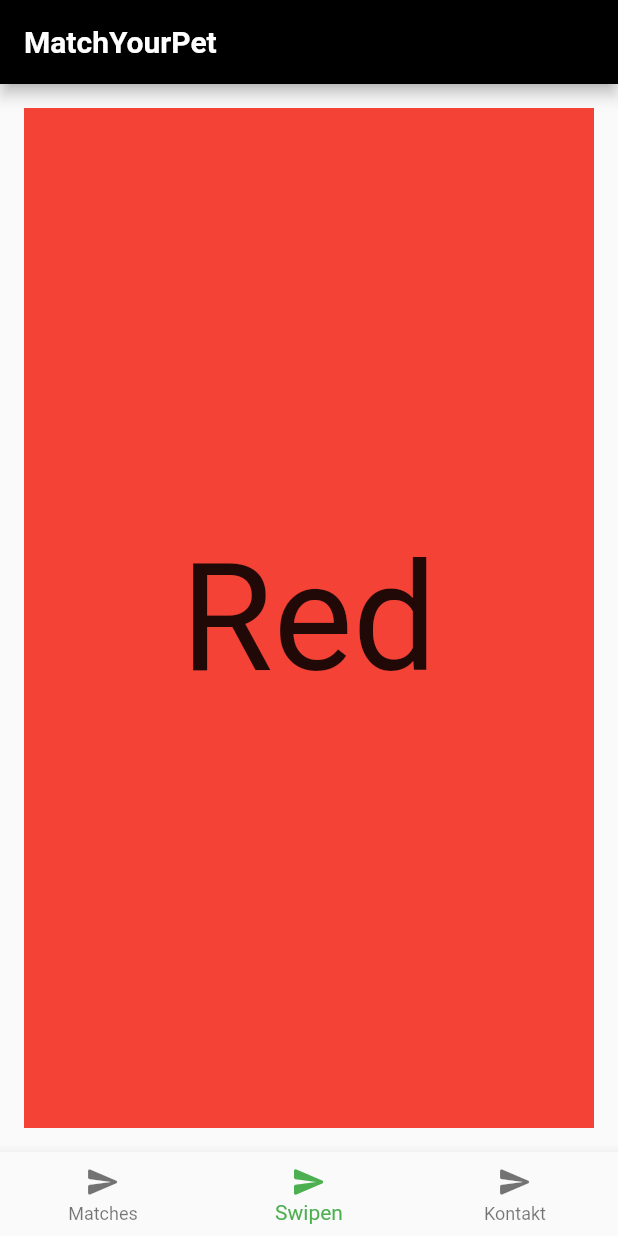
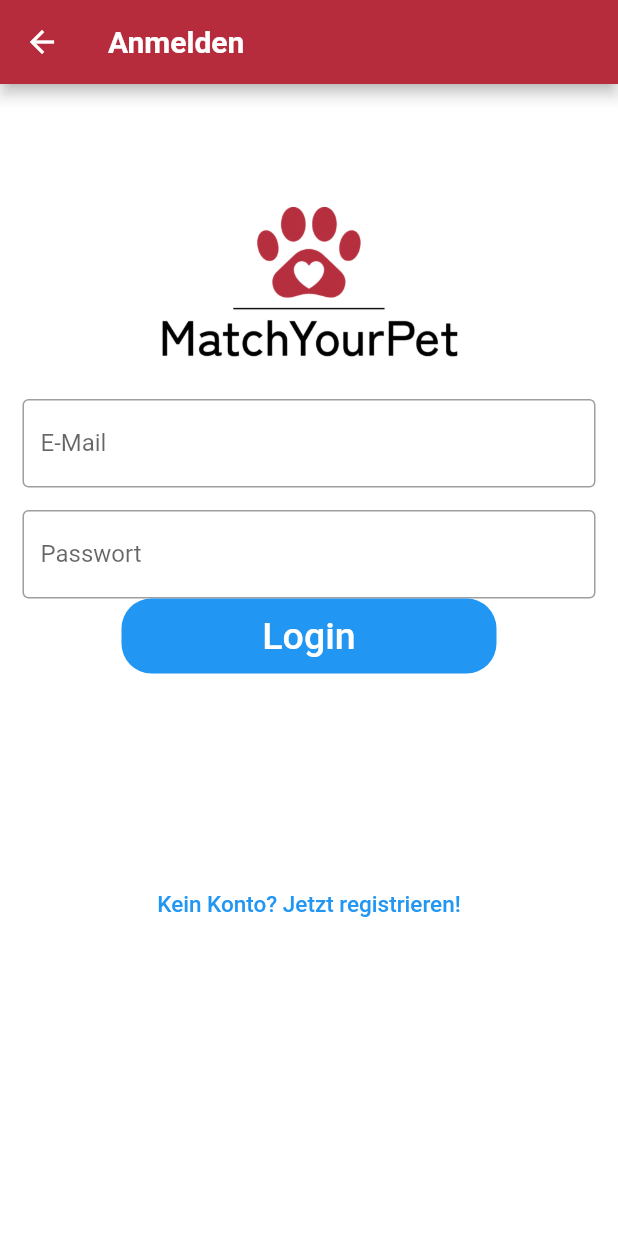
Before and after one commit to MatchYourPet/matchyourpet-mobile-app, a Flutter app: the screen it shows after launch, on a phone screen of 412 x 824 dp. Run offline on Flutter 3.47's test engine with Material 2 defaults, Android fonts, the phone set to English and light mode, and no system bars; drawn by our look-alikes of swipe_cards; our stand-ins replace flutter_secure_storage, google_fonts.

Commit message:
add login functionality

```diff
--- /dev/null
+++ b/lib/api/apiCalls/user_endpoints.dart
@@ -0,0 +1,26 @@
+import 'dart:convert';
+import 'dart:developer';
+
+import 'package:matchyourpet_mobile_app/api/dto/user_login_response_dto.dart';
+import 'package:matchyourpet_mobile_app/api/http_service.dart';
+
+class UserEndpoints {
+
+  HttpService httpService = HttpService();
+
+  Future<UserLoginResponseDto> loginUser(String email, String password) async {
+    log(email);
+    log(password);
+    final response = await httpService.post('/api/user/adopter/login', json.encode(
+        {
+          'email': email,
+          'password': password
+        }));
+
+    if (response.statusCode == 200) {
+      return UserLoginResponseDto.fromJson(jsonDecode(response.body));
+    } else {
+      throw Exception('Failed to login user');
+    }
+  }
+}
--- /dev/null
+++ b/lib/api/dto/user_login_response_dto.dart
@@ -0,0 +1,21 @@
+class UserLoginResponseDto {
+
+  final String token;
+  final String email;
+  final adopterId;
+
+  const UserLoginResponseDto({
+    required this.token,
+    required this.email,
+    required this.adopterId,
+  });
+
+  factory UserLoginResponseDto.fromJson(Map<String, dynamic> json) {
+    return UserLoginResponseDto(
+      token: json['token'],
+      email: json['email'],
+      adopterId: json['adopterId'],
+    );
+  }
+
+}
--- /dev/null
+++ b/lib/components/forms/login_form.dart
@@ -0,0 +1,118 @@
+import 'dart:developer';
+
+import 'package:flutter/material.dart';
+import 'package:matchyourpet_mobile_app/api/apiCalls/user_endpoints.dart';
+import 'package:matchyourpet_mobile_app/constants/storage_access_keys.dart';
+import 'package:matchyourpet_mobile_app/pages/home.dart';
+import 'package:matchyourpet_mobile_app/services/storage_service.dart';
+
+class LoginForm extends StatefulWidget {
+  const LoginForm({Key? key}) : super(key: key);
+
+  @override
+  State<LoginForm> createState() => _LoginFormState();
+}
+
+class _LoginFormState extends State<LoginForm> {
+
+  StorageService storageService = StorageService();
+
+  TextEditingController emailController = TextEditingController();
+  TextEditingController passwordController = TextEditingController();
+
+  UserEndpoints userEndpoints = UserEndpoints();
+
+  @override
+  Widget build(BuildContext context) {
+    return Scaffold(
+      backgroundColor: Colors.white,
+      appBar: AppBar(
+        title: const Text("Anmelden"),
+      ),
+      body: SingleChildScrollView(
+        child: Column(
+          children: <Widget>[
+            Padding(
+              padding: const EdgeInsets.only(top: 60.0),
+              child: Center(
+                child: Container(
+                    width: 200,
+                    height: 150,
+                    /*decoration: BoxDecoration(
+                        color: Colors.red,
+                        borderRadius: BorderRadius.circular(50.0)),*/
+                    child: Image.asset('assets/logo_quer.png')),
+              ),
+            ),
+            Padding(
+              //padding: const EdgeInsets.only(left:15.0,right: 15.0,top:0,bottom: 0),
+              padding: const EdgeInsets.symmetric(horizontal: 15),
+              child: TextField(
+                controller: emailController,
+                decoration: const InputDecoration(
+                    border: OutlineInputBorder(),
+                    labelText: 'E-Mail',
+                    hintText: 'jemand@matchyourpet.at'),
+              ),
+            ),
+            Padding(
+              padding: const EdgeInsets.only(
+                  left: 15.0, right: 15.0, top: 15, bottom: 0),
+              //padding: EdgeInsets.symmetric(horizontal: 15),
+              child: TextField(
+                controller: passwordController,
+                obscureText: true,
+                decoration: const InputDecoration(
+                    border: OutlineInputBorder(),
+                    labelText: 'Passwort',
+                    hintText: 'Passwort eingeben'),
+              ),
+            ),
+            /*TextButton(
+              onPressed: (){
+                //TODO Passwort vergessen implementieren
+              },
+              child: const Text(
+                'Forgot Password',
+                style: TextStyle(color: Colors.blue, fontSize: 15),
+              ),
+            ),*/
+            Container(
+              height: 50,
+              width: 250,
+              decoration: BoxDecoration(
+                  color: Colors.blue, borderRadius: BorderRadius.circular(20)),
+              child: TextButton(
+                onPressed: () => {loginAction(context)},
+                child: const Text(
+                  'Login',
+                  style: TextStyle(color: Colors.white, fontSize: 25),
+                ),
+              ),
+            ),
+            const SizedBox(
+              height: 130,
+            ),
+            TextButton(
+              onPressed: () { print('asdf'); },
+              child: const Text(
+                'Kein Konto? Jetzt registrieren!',
+                style: TextStyle(color: Colors.blue, fontSize: 15),
+              ),
+            ),
+          ],
+        ),
+      ),
+    );
+  }
+
+  loginAction(BuildContext context) {
+    userEndpoints.loginUser(emailController.text, passwordController.text).then((value) => {
+      storageService.saveToStorage(StorageAccessKeys.jwt, value.token),
+      storageService.saveToStorage(StorageAccessKeys.email, value.email),
+      storageService.saveToStorage(StorageAccessKeys.adopterId, value.adopterId.toString()),
+    });
+    Navigator.pop(context);
+  }
+
+}
--- a/lib/components/home.dart
+++ /dev/null
@@ -1,56 +0,0 @@
-import 'package:flutter/material.dart';
-import 'package:matchyourpet_mobile_app/components/swiping/swiping_page.dart';
-
-class Home extends StatefulWidget {
-  const Home({super.key});
-
-  @override
-  HomeState createState() => HomeState();
-}
-
-class HomeState extends State<Home> {
-
-  int _selectedIndex = 1;
-
-  void _onItemTapped(int index) {
-    setState(() {
-      _selectedIndex = index;
-    });
-  }
-
-  static List<Widget> pages = <Widget> [
-    // TODO Replace with Matches
-    Container(color: Colors.red),
-    // TODO Replace with Swiping
-    SwipingPage(),
-    // TODO Replace with Contact
-    Container(color: Colors.blue)
-  ];
-
-  @override
-  Widget build(BuildContext context) {
-    return Scaffold(
-      appBar: AppBar(
-          title: Text('MatchYourPet',
-              style: Theme.of(context).textTheme.headline6)
-      ),
-      body: pages[_selectedIndex],
-      bottomNavigationBar: BottomNavigationBar(
-        selectedItemColor: Theme.of(context).textSelectionTheme.selectionColor,
-        currentIndex: _selectedIndex,
-        onTap: _onItemTapped,
-        items: const [
-          BottomNavigationBarItem(
-            icon: Icon(Icons.send_rounded),
-            label: 'Matches',
-          ), BottomNavigationBarItem(
-            icon: Icon(Icons.send_rounded),
-            label: 'Swipen',
-          ), BottomNavigationBarItem(
-            icon: Icon(Icons.send_rounded),
-            label: 'Kontakt',
-          )],
-      ),
-      );
-  }
-}
--- a/lib/components/swiping/swiper.dart
+++ b/lib/components/swiping/swiper.dart
@@ -33,7 +33,7 @@ class SwiperState extends State<Swiper> {
       _swipeItems.add(SwipeItem(
           content: Content(text: _names[i], color: _colors[i]),
           likeAction: () {log('liked ${_names[i]}');},
-          nopeAction: () {log('liked ${_names[i]}');}));
+          nopeAction: () {log('disliked ${_names[i]}');}));
     }
 
     _matchEngine = MatchEngine(swipeItems: _swipeItems);
--- /dev/null
+++ b/lib/constants/storage_access_keys.dart
@@ -0,0 +1,7 @@
+class StorageAccessKeys {
+
+  static const String jwt = 'jwt';
+  static const String adopterId = 'adopterId';
+  static const String email = 'email';
+
+}
--- a/lib/main.dart
+++ b/lib/main.dart
@@ -1,6 +1,12 @@
+import 'dart:developer';
+
 import 'package:flutter/material.dart';
-import 'package:matchyourpet_mobile_app/components/home.dart';
+import 'package:matchyourpet_mobile_app/pages/home.dart';
+import 'package:matchyourpet_mobile_app/pages/login_page.dart';
+import 'package:matchyourpet_mobile_app/services/storage_service.dart';
 import 'package:matchyourpet_mobile_app/theme/matchyourpet_theme.dart';
+
+import 'constants/storage_access_keys.dart';
 void main() {
   runApp(const MatchYourPet());
 }
@@ -8,14 +14,13 @@ void main() {
 class MatchYourPet extends StatelessWidget {
   const MatchYourPet({Key? key}) : super(key: key);
 
-  // This widget is the root of your application.
   @override
   Widget build(BuildContext context) {
     final theme = MatchYourPetTheme.light();
 
     return MaterialApp(
       theme: theme,
-      title: 'Flutter Demo',
+      title: 'MatchYourPet',
       home: const Home(),
     );
   }
--- /dev/null
+++ b/lib/pages/login_page.dart
@@ -0,0 +1,24 @@
+import 'package:flutter/cupertino.dart';
+import 'package:flutter/material.dart';
+import 'package:matchyourpet_mobile_app/components/forms/login_form.dart';
+
+class LoginPage extends StatefulWidget {
+  const LoginPage({Key? key}) : super(key: key);
+
+  @override
+  LoginState createState() => LoginState();
+
+}
+
+class LoginState extends State<LoginPage> {
+  @override
+  Widget build(BuildContext context) {
+    return WillPopScope(
+      onWillPop: () async => true,
+      child: const Center(
+        child: LoginForm(),
+      ),
+    );
+  }
+
+}
--- a/lib/components/swiping/swiping_page.dart
+++ b/lib/pages/swiping_page.dart
@@ -7,7 +7,7 @@ class SwipingPage extends StatelessWidget {
 
   @override
   Widget build(BuildContext context) {
-    return Swiper();
+    return const Swiper();
   }
 
 }
--- /dev/null
+++ b/lib/services/storage_service.dart
@@ -0,0 +1,29 @@
+import 'package:flutter_secure_storage/flutter_secure_storage.dart';
+
+class StorageService {
+  final _secureStorage = const FlutterSecureStorage();
+
+  Future<void> saveToStorage(String key, value) async {
+    await _secureStorage.write(
+        key: key, value: value, aOptions: _getAndroidOptions());
+  }
+
+  Future<String?> readSecureData(String key) async {
+    var readData =
+    await _secureStorage.read(key: key, aOptions: _getAndroidOptions());
+    return readData;
+  }
+
+  Future<void> deleteSecureData(String key) async {
+    await _secureStorage.delete(key: key, aOptions: _getAndroidOptions());
+  }
+
+  Future<bool> containsKeyInSecureData(String key) async {
+    var containsKey = await _secureStorage.containsKey(key: key, aOptions: _getAndroidOptions());
+    return containsKey;
+  }
+
+  AndroidOptions _getAndroidOptions() => const AndroidOptions(
+    encryptedSharedPreferences: true,
+  );
+}
--- a/lib/theme/matchyourpet_theme.dart
+++ b/lib/theme/matchyourpet_theme.dart
@@ -38,13 +38,13 @@ class MatchYourPetTheme {
       ),
       appBarTheme: const AppBarTheme(
         foregroundColor: Colors.white,
-        backgroundColor: Colors.black
+        backgroundColor: Color.fromRGBO(182, 44, 60, 1)
       ),
       floatingActionButtonTheme: const FloatingActionButtonThemeData(
         foregroundColor: Colors.white,
         backgroundColor: Colors.black
       ),
-      bottomNavigationBarTheme: const BottomNavigationBarThemeData(selectedItemColor: Colors.green),
+      bottomNavigationBarTheme: const BottomNavigationBarThemeData(selectedItemColor: Colors.white, backgroundColor: Color.fromRGBO(182, 44, 60, 1)),
       textTheme: lightTextTheme
     );
   }
```
Also changed, not shown: lib/api/http_service.dart (added, +17 -0 lines), lib/pages/home.dart (added, +106 -0 lines), pubspec.yaml (+4 -3 lines), assets/logo_quer.png (added), lib/components/forms/filter_form.dart (added), lib/components/forms/register_form.dart (added), pubspec.lock, 1 other file.
